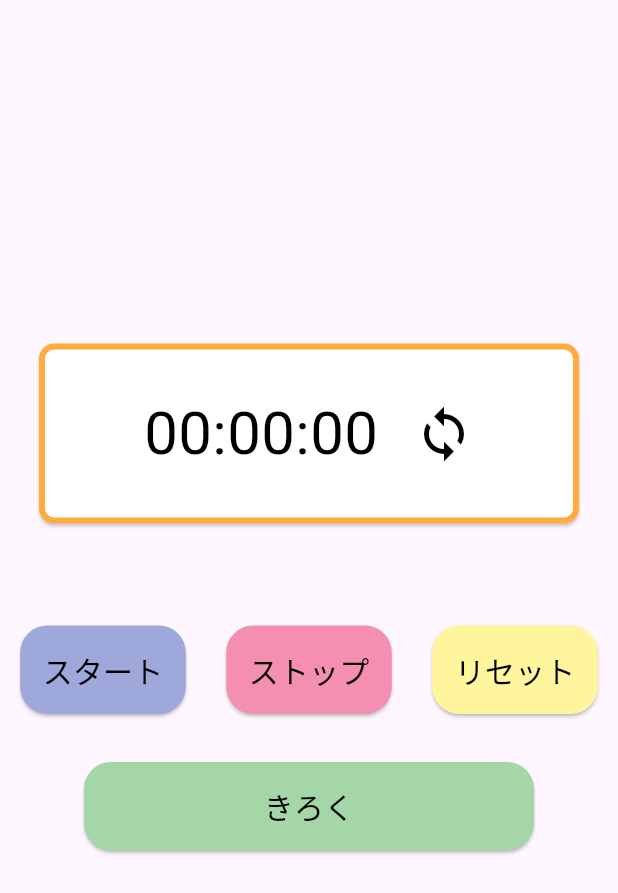
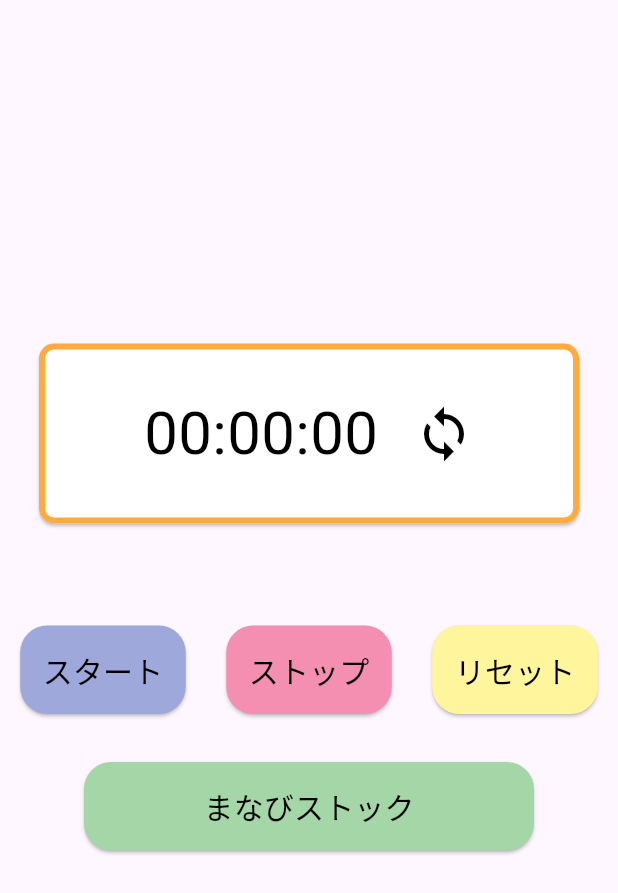
Before and after one commit to Ryosan846538/Ganbaroune, a Flutter app: the CountUpPage screen opened directly, on a phone screen of 412 x 824 dp. Shown: the top 893 px of the screen. Run offline on Flutter 3.47's test engine with Material 3 defaults, Android fonts, the light colour scheme and no system bars; drawn by our look-alikes of flip_card; our stand-ins replace flutter_dotenv, stop_watch_timer.

Commit message:
ストップウォッチのUI改善

```diff
--- a/lib/screen/stop_watch.dart
+++ b/lib/screen/stop_watch.dart
@@ -122,7 +122,8 @@ class _CountUpPageState extends State<CountUpPage> {
                 ),
               ),
             ),
-            const SizedBox(height: 64),
+            const SizedBox(height: 32),
+            const SizedBox(height: 32),
             Column(
               mainAxisAlignment: MainAxisAlignment.center,
               children: [
@@ -131,13 +132,6 @@ class _CountUpPageState extends State<CountUpPage> {
                   children: [
                     ElevatedButton(
                       onPressed: _stopWatchTimer.onStartTimer,
-                      child: const Text(
-                          'スタート',
-                          style: TextStyle(
-                            fontSize: 20,
-                            color: Colors.black,
-                          ),
-                      ),
                       style: ButtonStyle(
                         backgroundColor: MaterialStateProperty.all<Color>(Colors.indigo[200]!),
                         shape: MaterialStateProperty.all<RoundedRectangleBorder>(
@@ -146,20 +140,20 @@ class _CountUpPageState extends State<CountUpPage> {
                           ),
                         ),
                         padding: MaterialStateProperty.all<EdgeInsetsGeometry>(
-                          EdgeInsets.all(15),
+                          const EdgeInsets.all(15),
+                        ),
+                      ),
+                      child: const Text(
+                        'スタート',
+                        style: TextStyle(
+                          fontSize: 20,
+                          color: Colors.black,
                         ),
                       ),
                     ),
                     const SizedBox(height: 32),
                     ElevatedButton(
                       onPressed: _stopWatchTimer.onStopTimer,
-                      child: const Text(
-                          'ストップ',
-                          style: TextStyle(
-                            fontSize: 20,
-                            color: Colors.black,
-                          ),
-                      ),
                       style: ButtonStyle(
                         backgroundColor: MaterialStateProperty.all<Color>(Colors.pink[200]!),
                         shape: MaterialStateProperty.all<RoundedRectangleBorder>(
@@ -171,17 +165,17 @@ class _CountUpPageState extends State<CountUpPage> {
                           const EdgeInsets.all(15),
                         ),
                       ),
+                      child: const Text(
+                        'ストップ',
+                        style: TextStyle(
+                          fontSize: 20,
+                          color: Colors.black,
+                        ),
+                      ),
                     ),
                       const SizedBox(height: 32),
                       ElevatedButton(
                         onPressed: _stopWatchTimer.onResetTimer,
-                        child: const Text(
-                            'リセット',
-                          style: TextStyle(
-                            fontSize: 20,
-                            color: Colors.black,
-                          ),
-                        ),
                         style: ButtonStyle(
                           backgroundColor: MaterialStateProperty.all<Color>(Colors.yellow[200]!),
                           shape: MaterialStateProperty.all<RoundedRectangleBorder>(
@@ -193,14 +187,20 @@ class _CountUpPageState extends State<CountUpPage> {
                             const EdgeInsets.all(15),
                           ),
                         ),
+                        child: const Text(
+                          'リセット',
+                          style: TextStyle(
+                            fontSize: 20,
+                            color: Colors.black,
+                          ),
+                        ),
                     ),
                   ],
                 ),
                 const SizedBox(height: 32),
-                Container(
-                    width: 300,
-                    child:
-                    ElevatedButton(
+                SizedBox(
+                  width: 300,
+                  child: ElevatedButton(
                       onPressed: () {
                         _stopWatchTimer.onStopTimer();
                         showDialog(
@@ -245,13 +245,6 @@ class _CountUpPageState extends State<CountUpPage> {
                           },
                         );
                       },
-                      child: const Text(
-                        'きろく',
-                        style: TextStyle(
-                          fontSize: 20,
-                          color: Colors.black,
-                        ),
-                      ),
                       style: ButtonStyle(
                         backgroundColor: MaterialStateProperty.all<Color>(Colors.green[200]!),
                         shape: MaterialStateProperty.all<RoundedRectangleBorder>(
@@ -261,6 +254,13 @@ class _CountUpPageState extends State<CountUpPage> {
                         ),
                         padding: MaterialStateProperty.all<EdgeInsetsGeometry>(
                           const EdgeInsets.all(15),
+                        ),
+                      ),
+                      child: const Text(
+                        'まなびストック',
+                        style: TextStyle(
+                          fontSize: 20,
+                          color: Colors.black,
                         ),
                       ),
                     ),
```
